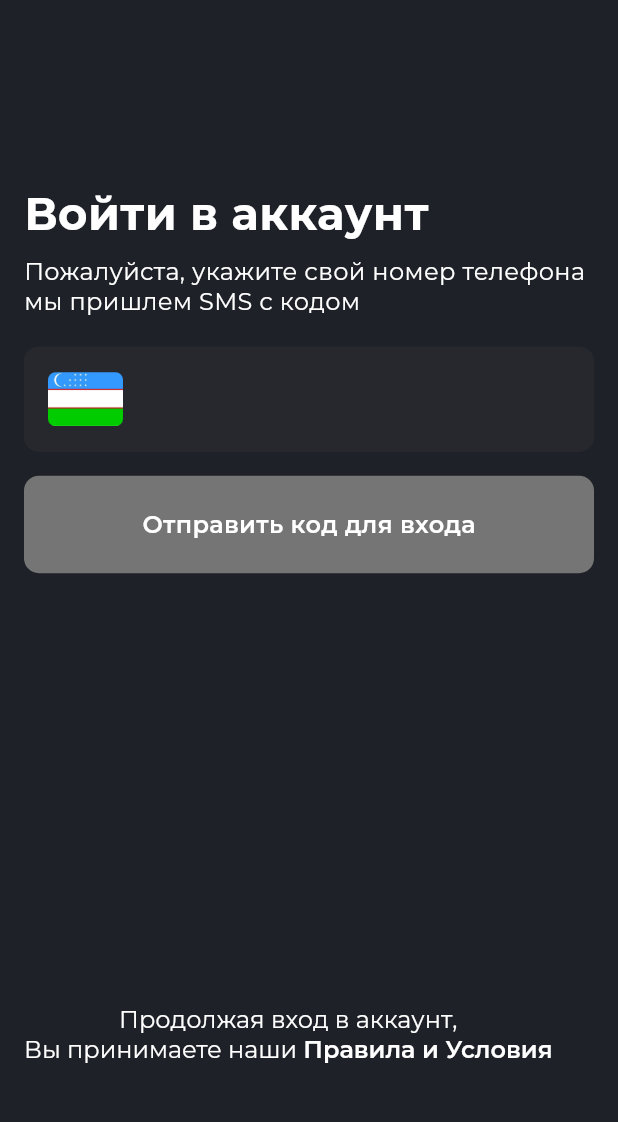
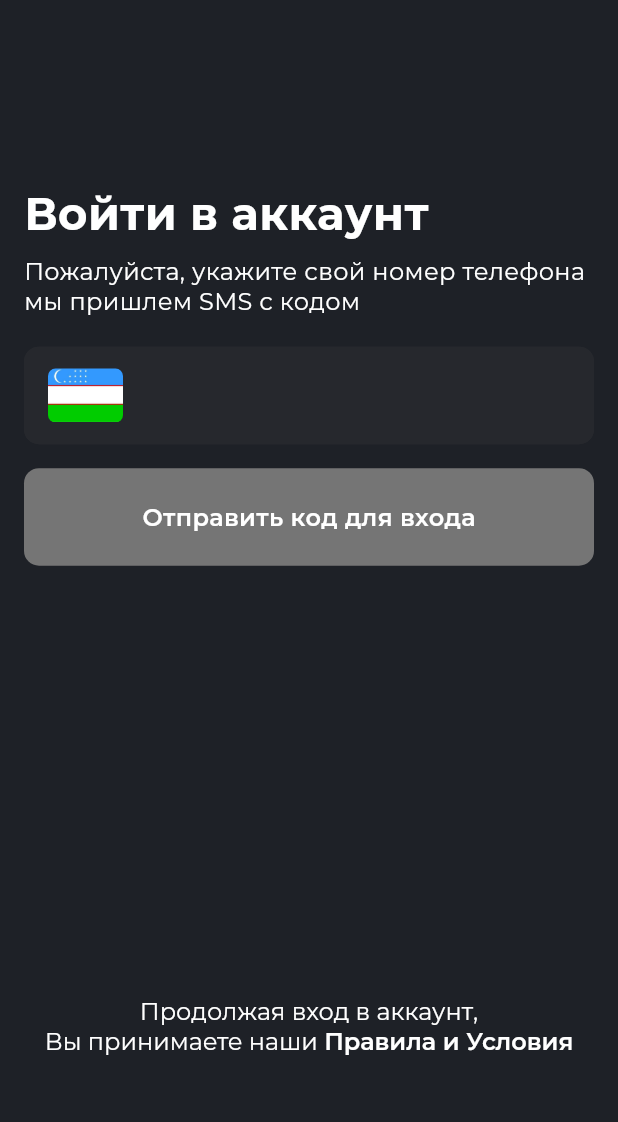
Before and after one commit to Vakhiddev/taxiapp, a Flutter app: the AuthScreen screen opened directly, on a phone screen of 412 x 824 dp, the part 112-1234 px from its top. Run offline on Flutter 3.47's test engine with Material 3 defaults, Android fonts, the phone set to English and light mode, and no system bars; our stand-ins replace flutter_svg, google_fonts, image_picker, package_info_plus; project files that could hold a hidden picture were left out.

Commit message:
containerButtonSize equal to TextField and service_buttons.dart fixed

```diff
--- a/lib/custom_widgets/service_buttons.dart
+++ b/lib/custom_widgets/service_buttons.dart
@@ -9,7 +9,7 @@ Widget serviceButtons({
   VoidCallback? onTap,
 }) {
   return Padding(
-    padding: const EdgeInsets.only(left: 14.0),
+    padding: const EdgeInsets.only(left: 16.5),
     child: Material(
       borderRadius: BorderRadius.circular(15),
       color: Colors.transparent,
--- a/lib/screens copy/auth_confirmation.dart
+++ b/lib/screens copy/auth_confirmation.dart
@@ -85,7 +85,9 @@ class _AuthScreenConfirmationState extends State<AuthScreenConfirmation> {
                 SizedBox(height: height * 0.025),
 
 
-                TextField(
+                SizedBox(
+                  height: 65,
+                  child: TextField(
                     controller: numberController,
                     keyboardType: TextInputType.phone,
                     onChanged: (value) {
@@ -123,6 +125,7 @@ class _AuthScreenConfirmationState extends State<AuthScreenConfirmation> {
                         borderRadius: BorderRadius.all(Radius.circular(10.0)),
                         borderSide: BorderSide(
                           color: Color.fromRGBO(38, 40, 45, 1),
+                        ),
                       ),
                     ),
                   ),
--- a/lib/screens copy/auth_screen.dart
+++ b/lib/screens copy/auth_screen.dart
@@ -52,7 +52,9 @@ class _AuthScreenState extends State<AuthScreen> {
                 ),
                 SizedBox(height: height * 0.025),
 
-                TextField(
+                SizedBox(
+                  height: 65,
+                  child: TextField(
                     controller: numberController,
                     onChanged: (value) {
                       setState(() {
@@ -115,6 +117,7 @@ class _AuthScreenState extends State<AuthScreen> {
                       ),
                     ),
                   ),
+                ),
 
                 const SizedBox(height: 16),
                 buttonContainer(
@@ -131,7 +134,8 @@ class _AuthScreenState extends State<AuthScreen> {
                 const SizedBox(height: 288),
 
 
-                RichText(
+                Center(
+                  child: RichText(
                     textAlign: TextAlign.center,
                     text: TextSpan(
                       style: TextStyle(
@@ -171,6 +175,7 @@ class _AuthScreenState extends State<AuthScreen> {
                       ],
                     ),
                   ),
+                ),
               ],
             ),
           ),
--- a/lib/screens copy/home.dart
+++ b/lib/screens copy/home.dart
@@ -78,7 +78,7 @@ class _HomeState extends State<Home> {
           customCard(image: "assets/images/uz_card.png", cardNumber: "4455 **** **** 4331", height: height),
 
           Padding(
-            padding:  EdgeInsets.only(top: height * 0.020),
+            padding:  EdgeInsets.only(top: height * 0.027),
             child: SizedBox(
               height: height * 0.18,
               child: ListView(
```
Lines whose indentation alone changed are shown as unchanged.
